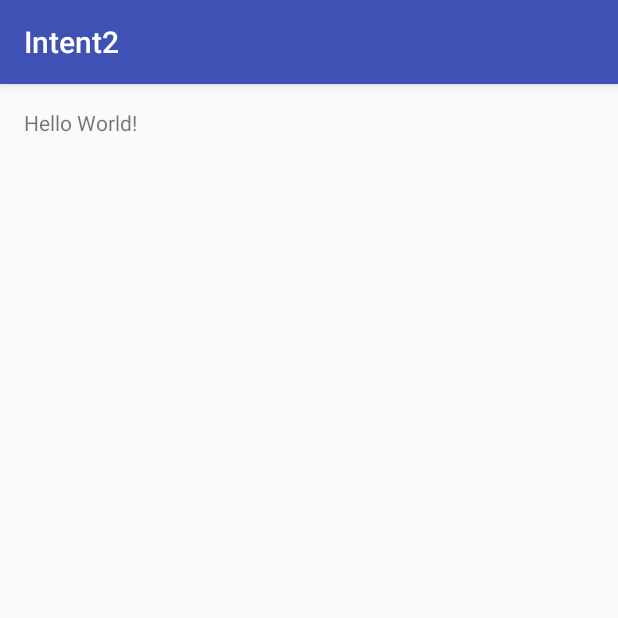
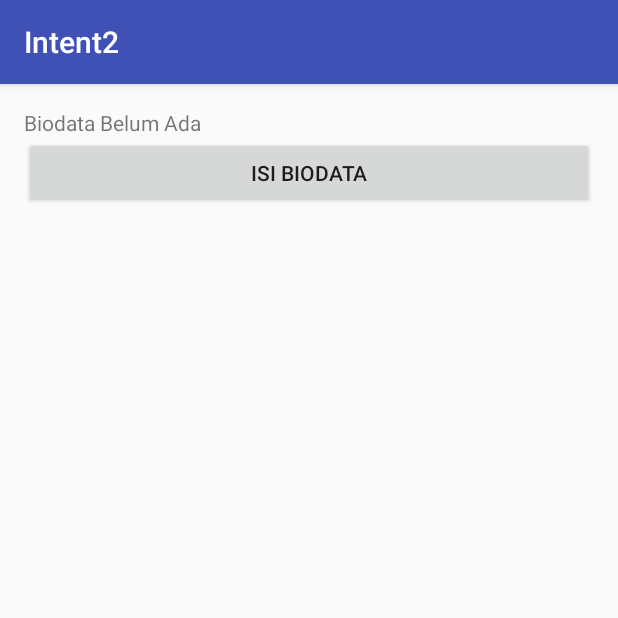
Before and after one commit to ariffaniw/Intent2, an Android app: the screen it shows after launch (MainActivity), on a phone screen of 412 x 824 dp, the top half of it. Run offline under Robolectric (Android 15) with nearby library versions, the phone set to English and light mode, and no system bars.

Commit message:
startActivityForResult Final

```diff
--- a/app/src/main/AndroidManifest.xml
+++ b/app/src/main/AndroidManifest.xml
@@ -15,6 +15,7 @@
                 <category android:name="android.intent.category.LAUNCHER" />
             </intent-filter>
         </activity>
+        <activity android:name=".InputActivity"></activity>
     </application>
 
 </manifest>
--- a/app/src/main/res/layout/activity_main.xml
+++ b/app/src/main/res/layout/activity_main.xml
@@ -1,5 +1,5 @@
 <?xml version="1.0" encoding="utf-8"?>
-<LinearLayout xmlns:android="http://schemas.android.com/apk/res/android"
+<RelativeLayout xmlns:android="http://schemas.android.com/apk/res/android"
     xmlns:tools="http://schemas.android.com/tools"
     android:layout_width="match_parent"
     android:layout_height="match_parent"
@@ -10,7 +10,19 @@
     tools:context="id.sch.smktelkom_mlg.learn.intent2.MainActivity">
 
     <TextView
+        android:id="@+id/textView"
         android:layout_width="wrap_content"
         android:layout_height="wrap_content"
-        android:text="Hello World!" />
-</LinearLayout>
+        android:text="Biodata Belum Ada" />
+
+    <Button
+        android:id="@+id/buttonInput"
+        android:layout_width="match_parent"
+        android:layout_height="wrap_content"
+        android:layout_alignParentEnd="true"
+        android:layout_alignParentLeft="true"
+        android:layout_alignParentRight="true"
+        android:layout_alignParentStart="true"
+        android:layout_below="@+id/textView"
+        android:text="Isi Biodata" />
+</RelativeLayout>
```
Also changed, not shown: app/src/main/java/id/sch/smktelkom_mlg/learn/intent2/InputActivity.java (added, +44 -0 lines), app/src/main/java/id/sch/smktelkom_mlg/learn/intent2/MainActivity.java (+28 -0 lines), app/src/main/res/layout/activity_input.xml (added, +35 -0 lines).
